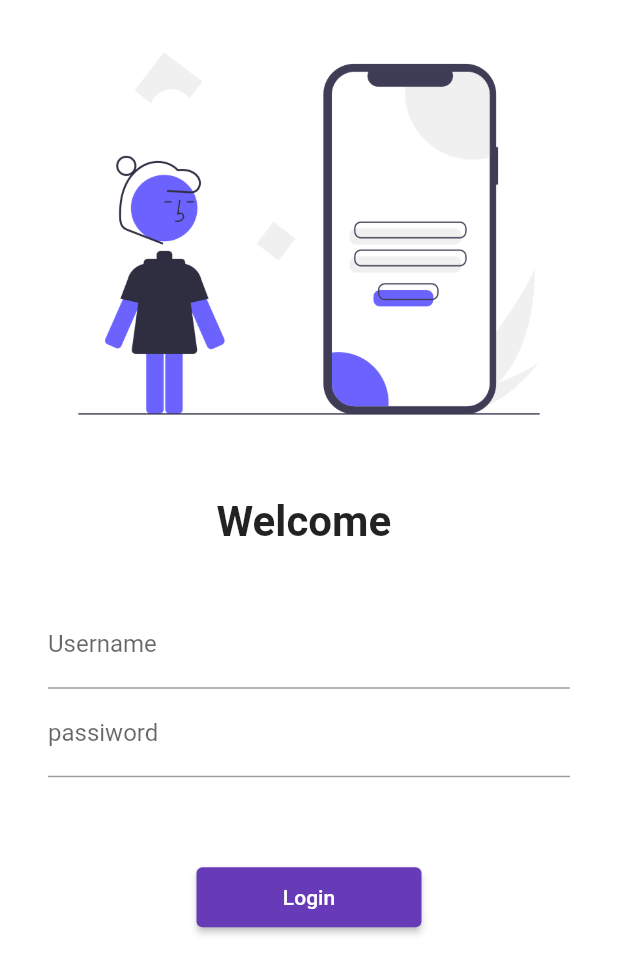
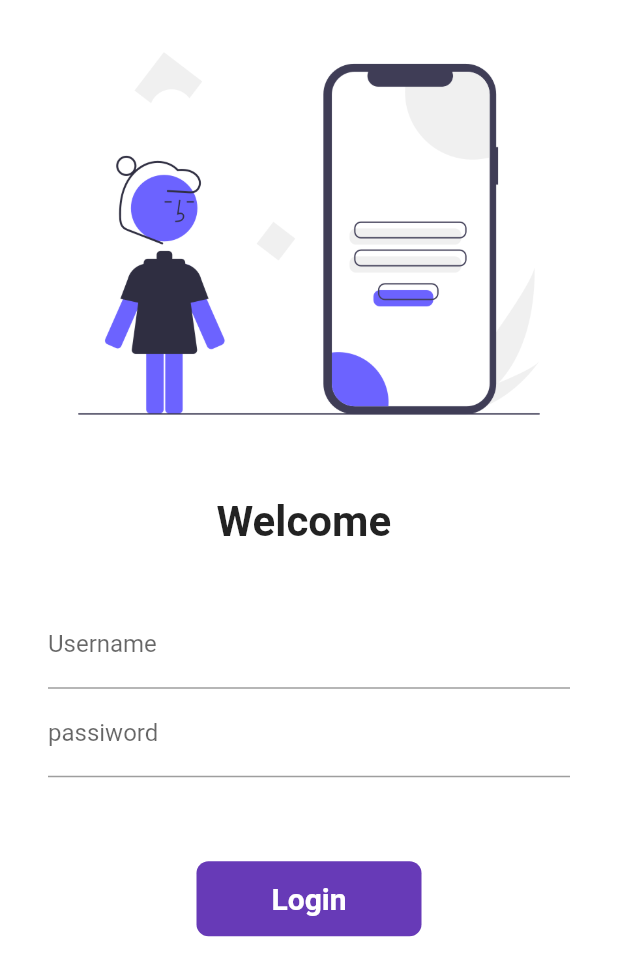
Before and after one commit to Jetandarkumar/-Codepur-Course, a Flutter app: the screen it shows after launch, on a phone screen of 412 x 824 dp. Shown: the top 976 px of the screen. Run offline on Flutter 3.47's test engine with Material 2 defaults, Android fonts, the phone set to English and light mode, and no system bars.

Commit message:
chapter 6 completed

```diff
--- a/lib/pages/login_page.dart
+++ b/lib/pages/login_page.dart
@@ -1,8 +1,16 @@
 import 'package:first/utils/routes.dart';
 import "package:flutter/material.dart";
 
-class LoginPage extends StatelessWidget {
+class LoginPage extends StatefulWidget {
   const LoginPage({Key? key}) : super(key: key);
+
+  @override
+  State<LoginPage> createState() => _LoginPageState();
+}
+
+class _LoginPageState extends State<LoginPage> {
+  String name = "";
+  bool changedButton = false;
 
   @override
   Widget build(BuildContext context) {
@@ -18,8 +26,8 @@ class LoginPage extends StatelessWidget {
               const SizedBox(
                 height: 20.0,
               ),
-              const Text(
-                "Welcome ",
+              Text(
+                "Welcome $name",
                 style: TextStyle(
                   fontSize: 28,
                   fontWeight: FontWeight.bold,
@@ -38,6 +46,10 @@ class LoginPage extends StatelessWidget {
                         hintText: "Enter Username",
                         labelText: "Username",
                       ),
+                      onChanged: (value) {
+                        name = value;
+                        setState(() {});
+                      },
                     ),
                     TextFormField(
                       obscureText: true,
@@ -52,13 +64,39 @@ class LoginPage extends StatelessWidget {
               const SizedBox(
                 height: 40.0,
               ),
-              ElevatedButton(
-                style: TextButton.styleFrom(minimumSize: const Size(150, 40)),
-                onPressed: () => {
-                  Navigator.pushNamed(context, MyRoutes.homeRoute),
-                },
-                child: const Text("Login"),
-              )
+              InkWell(
+                  onTap: () async {
+                    setState(() {
+                      changedButton = true;
+                    });
+                    await Future.delayed(Duration(seconds: 1));
+                    Navigator.pushNamed(context, MyRoutes.homeRoute);
+                  },
+                  child: AnimatedContainer(
+                    duration: Duration(seconds: 1),
+                    width: changedButton ? 50 : 150,
+                    height: 50,
+                    alignment: Alignment.center,
+                    decoration: BoxDecoration(
+                      borderRadius:
+                          BorderRadius.circular(changedButton ? 50 : 8),
+                      color: Colors.deepPurple,
+                    ),
+                    child: changedButton
+                        ? const Icon(Icons.done, color: Colors.white)
+                        : const Text("Login",
+                            style: TextStyle(
+                                color: Colors.white,
+                                fontWeight: FontWeight.bold,
+                                fontSize: 20)),
+                  ))
+              /* ElevatedButton( */
+              /*   style: TextButton.styleFrom(minimumSize: const Size(150, 40)), */
+              /*   onPressed: () => { */
+              /*     Navigator.pushNamed(context, MyRoutes.homeRoute), */
+              /*   }, */
+              /*   child: const Text("Login"), */
+              /* ) */
             ],
           ),
         ));
```
